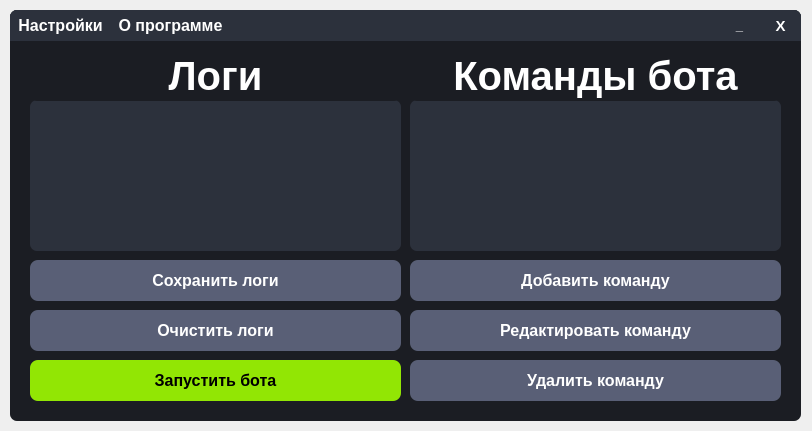
Old version of the form VK_Bot/Main_Window/main_window.ui in the repository otaboyevsardorbek1/VK-Bot-ru.
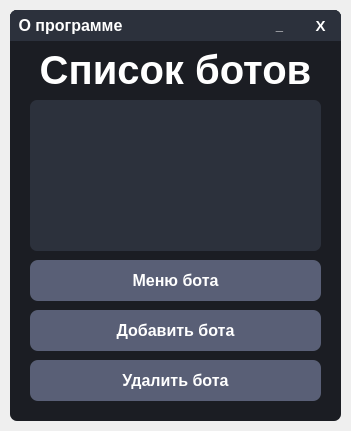
New version of the form.

The edit to the form file:
```diff
--- a/VK_Bot/Main_Window/main_window.ui
+++ b/VK_Bot/Main_Window/main_window.ui
@@ -6,7 +6,7 @@
    <rect>
     <x>0</x>
     <y>0</y>
-    <width>812</width>
+    <width>351</width>
     <height>431</height>
    </rect>
   </property>
@@ -19,7 +19,7 @@
      <rect>
       <x>10</x>
       <y>10</y>
-      <width>791</width>
+      <width>331</width>
       <height>411</height>
      </rect>
     </property>
@@ -156,7 +156,7 @@
       <rect>
        <x>0</x>
        <y>0</y>
-       <width>791</width>
+       <width>331</width>
        <height>31</height>
       </rect>
      </property>
@@ -176,7 +176,7 @@
      <widget class="QPushButton" name="CloseWindowButton">
       <property name="geometry">
        <rect>
-        <x>750</x>
+        <x>290</x>
         <y>0</y>
         <width>41</width>
         <height>31</height>
@@ -215,7 +215,7 @@
      <widget class="QPushButton" name="MinimizeWindowButton">
       <property name="geometry">
        <rect>
-        <x>709</x>
+        <x>249</x>
         <y>0</y>
         <width>41</width>
         <height>31</height>
@@ -254,48 +254,10 @@
        <bool>false</bool>
       </property>
      </widget>
-     <widget class="QPushButton" name="SettingsWindowButton">
-      <property name="geometry">
-       <rect>
-        <x>0</x>
-        <y>0</y>
-        <width>101</width>
-        <height>31</height>
-       </rect>
-      </property>
-      <property name="font">
-       <font>
-        <pointsize>12</pointsize>
-        <weight>75</weight>
-        <bold>true</bold>
-       </font>
-      </property>
-      <property name="cursor">
-       <cursorShape>PointingHandCursor</cursorShape>
-      </property>
-      <property name="styleSheet">
-       <string notr="true">QPushButton{
-	color: white;
-	border-top-left-radius: 7px;
-	background-color: #2C313C;
-}
-
-QPushButton:hover{
-	background-color: #45494D;
-}
-
-QPushButton:pressed{
-	background-color: #1B1D23;
-}</string>
-      </property>
-      <property name="text">
-       <string>Настройки</string>
-      </property>
-     </widget>
      <widget class="QPushButton" name="ProgramInfoWindowButton">
       <property name="geometry">
        <rect>
-        <x>100</x>
+        <x>0</x>
         <y>0</y>
         <width>121</width>
         <height>31</height>
@@ -314,7 +276,7 @@
       <property name="styleSheet">
        <string notr="true">QPushButton{
 	color: white;
-	border: none;
+	border-top-left-radius: 7px;
 	background-color: #2C313C;
 }
 
@@ -331,41 +293,45 @@
       </property>
      </widget>
     </widget>
-    <widget class="QPushButton" name="OnOrOffBotButton">
+    <widget class="QLabel" name="Label_1">
      <property name="geometry">
       <rect>
        <x>20</x>
-       <y>350</y>
-       <width>371</width>
-       <height>41</height>
+       <y>34</y>
+       <width>291</width>
+       <height>51</height>
       </rect>
      </property>
+     <property name="sizePolicy">
+      <sizepolicy hsizetype="Minimum" vsizetype="Fixed">
+       <horstretch>0</horstretch>
+       <verstretch>0</verstretch>
+      </sizepolicy>
+     </property>
      <property name="font">
       <font>
-       <pointsize>12</pointsize>
+       <pointsize>30</pointsize>
        <weight>75</weight>
+       <italic>false</italic>
        <bold>true</bold>
+       <underline>false</underline>
+       <strikeout>false</strikeout>
+       <kerning>true</kerning>
       </font>
      </property>
      <property name="cursor">
       <cursorShape>PointingHandCursor</cursorShape>
      </property>
      <property name="styleSheet">
-      <string notr="true">QPushButton{
-	border-radius: 8px;
-	background-color: #92E604;
-}
-
-QPushButton:hover{
-	background-color: #8BDC03;
-}
-
-QPushButton:pressed{
-	background-color: #7DC802;
+      <string notr="true">QLabel{
+	color: white;
 }</string>
      </property>
      <property name="text">
-      <string>Запустить бота</string>
+      <string>Список ботов</string>
+     </property>
+     <property name="alignment">
+      <set>Qt::AlignCenter</set>
      </property>
     </widget>
     <widget class="QListWidget" name="LogListWidget">
@@ -373,13 +339,13 @@
       <rect>
        <x>20</x>
        <y>90</y>
-       <width>371</width>
+       <width>291</width>
        <height>151</height>
       </rect>
      </property>
      <property name="font">
       <font>
-       <pointsize>9</pointsize>
+       <pointsize>14</pointsize>
        <weight>75</weight>
        <bold>true</bold>
       </font>
@@ -468,50 +434,12 @@
       <bool>false</bool>
      </property>
     </widget>
-    <widget class="QPushButton" name="SaveLogButton">
-     <property name="geometry">
-      <rect>
-       <x>20</x>
-       <y>250</y>
-       <width>371</width>
-       <height>41</height>
-      </rect>
-     </property>
-     <property name="font">
-      <font>
-       <pointsize>12</pointsize>
-       <weight>75</weight>
-       <bold>true</bold>
-      </font>
-     </property>
-     <property name="cursor">
-      <cursorShape>PointingHandCursor</cursorShape>
-     </property>
-     <property name="styleSheet">
-      <string notr="true">QPushButton{
-	color: white;
-	border-radius: 8px;
-	background-color: #595F76;
-}
-
-QPushButton:hover{
-	background-color: #50566E;
-}
-
-QPushButton:pressed{
-	background-color: #434965;
-}</string>
-     </property>
-     <property name="text">
-      <string>Сохранить логи</string>
-     </property>
-    </widget>
-    <widget class="QPushButton" name="ClearLogButton">
+    <widget class="QPushButton" name="AddUserBotButton">
      <property name="geometry">
       <rect>
        <x>20</x>
        <y>300</y>
-       <width>371</width>
+       <width>291</width>
        <height>41</height>
       </rect>
      </property>
@@ -541,113 +469,15 @@
 }</string>
      </property>
      <property name="text">
-      <string>Очистить логи</string>
+      <string>Добавить бота</string>
      </property>
     </widget>
-    <widget class="QListWidget" name="UserCommandsListWidget">
+    <widget class="QPushButton" name="DeleteUserBotButton">
      <property name="geometry">
       <rect>
-       <x>400</x>
-       <y>90</y>
-       <width>371</width>
-       <height>151</height>
-      </rect>
-     </property>
-     <property name="font">
-      <font>
-       <pointsize>13</pointsize>
-       <weight>75</weight>
-       <bold>true</bold>
-      </font>
-     </property>
-     <property name="tabletTracking">
-      <bool>false</bool>
-     </property>
-     <property name="autoFillBackground">
-      <bool>false</bool>
-     </property>
-     <property name="styleSheet">
-      <string notr="true">color: white;
-border-radius: 7px;
-background-color: #2C313C;
-</string>
-     </property>
-     <property name="frameShape">
-      <enum>QFrame::StyledPanel</enum>
-     </property>
-     <property name="frameShadow">
-      <enum>QFrame::Sunken</enum>
-     </property>
-     <property name="lineWidth">
-      <number>1</number>
-     </property>
-     <property name="verticalScrollBarPolicy">
-      <enum>Qt::ScrollBarAsNeeded</enum>
-     </property>
-     <property name="horizontalScrollBarPolicy">
-      <enum>Qt::ScrollBarAsNeeded</enum>
-     </property>
-     <property name="sizeAdjustPolicy">
-      <enum>QAbstractScrollArea::AdjustIgnored</enum>
-     </property>
-     <property name="autoScroll">
-      <bool>true</bool>
-     </property>
-     <property name="tabKeyNavigation">
-      <bool>false</bool>
-     </property>
-     <property name="showDropIndicator" stdset="0">
-      <bool>true</bool>
-     </property>
-     <property name="dragDropOverwriteMode">
-      <bool>false</bool>
-     </property>
-     <property name="alternatingRowColors">
-      <bool>false</bool>
-     </property>
-     <property name="verticalScrollMode">
-      <enum>QAbstractItemView::ScrollPerItem</enum>
-     </property>
-     <property name="horizontalScrollMode">
-      <enum>QAbstractItemView::ScrollPerItem</enum>
-     </property>
-     <property name="movement">
-      <enum>QListView::Static</enum>
-     </property>
-     <property name="flow">
-      <enum>QListView::TopToBottom</enum>
-     </property>
-     <property name="isWrapping" stdset="0">
-      <bool>false</bool>
-     </property>
-     <property name="resizeMode">
-      <enum>QListView::Fixed</enum>
-     </property>
-     <property name="layoutMode">
-      <enum>QListView::SinglePass</enum>
-     </property>
-     <property name="viewMode">
-      <enum>QListView::ListMode</enum>
-     </property>
-     <property name="uniformItemSizes">
-      <bool>false</bool>
-     </property>
-     <property name="wordWrap">
-      <bool>false</bool>
-     </property>
-     <property name="selectionRectVisible">
-      <bool>false</bool>
-     </property>
-     <property name="sortingEnabled">
-      <bool>false</bool>
-     </property>
-    </widget>
-    <widget class="QPushButton" name="DeleteUserCommandButton">
-     <property name="geometry">
-      <rect>
-       <x>400</x>
+       <x>20</x>
        <y>350</y>
-       <width>371</width>
+       <width>291</width>
        <height>41</height>
       </rect>
      </property>
@@ -677,159 +507,45 @@
 }</string>
      </property>
      <property name="text">
-      <string>Удалить команду</string>
+      <string>Удалить бота</string>
      </property>
     </widget>
-    <widget class="QPushButton" name="AddUserCommandButton">
-     <property name="geometry">
-      <rect>
-       <x>400</x>
-       <y>250</y>
-       <width>371</width>
-       <height>41</height>
-      </rect>
-     </property>
-     <property name="font">
-      <font>
-       <pointsize>12</pointsize>
-       <weight>75</weight>
-       <bold>true</bold>
-      </font>
-     </property>
-     <property name="cursor">
-      <cursorShape>PointingHandCursor</cursorShape>
-     </property>
-     <property name="styleSheet">
-      <string notr="true">QPushButton{
-	color: white;
-	border-radius: 8px;
-	background-color: #595F76;
-}
-
-QPushButton:hover{
-	background-color: #50566E;
-}
-
-QPushButton:pressed{
-	background-color: #434965;
-}</string>
-     </property>
-     <property name="text">
-      <string>Добавить команду</string>
-     </property>
-    </widget>
-    <widget class="QPushButton" name="EditUserCommandButton">
-     <property name="geometry">
-      <rect>
-       <x>400</x>
-       <y>300</y>
-       <width>371</width>
-       <height>41</height>
-      </rect>
-     </property>
-     <property name="font">
-      <font>
-       <pointsize>12</pointsize>
-       <weight>75</weight>
-       <bold>true</bold>
-      </font>
-     </property>
-     <property name="cursor">
-      <cursorShape>PointingHandCursor</cursorShape>
-     </property>
-     <property name="styleSheet">
-      <string notr="true">QPushButton{
-	color: white;
-	border-radius: 8px;
-	background-color: #595F76;
-}
-
-QPushButton:hover{
-	background-color: #50566E;
-}
-
-QPushButton:pressed{
-	background-color: #434965;
-}</string>
-     </property>
-     <property name="text">
-      <string>Редактировать команду</string>
-     </property>
-    </widget>
-    <widget class="QLabel" name="Label">
+    <widget class="QPushButton" name="UserBotMenuButton">
      <property name="geometry">
       <rect>
        <x>20</x>
-       <y>40</y>
-       <width>371</width>
-       <height>51</height>
+       <y>250</y>
+       <width>291</width>
+       <height>41</height>
       </rect>
      </property>
-     <property name="sizePolicy">
-      <sizepolicy hsizetype="Minimum" vsizetype="Fixed">
-       <horstretch>0</horstretch>
-       <verstretch>0</verstretch>
-      </sizepolicy>
-     </property>
      <property name="font">
       <font>
-       <pointsize>30</pointsize>
+       <pointsize>12</pointsize>
        <weight>75</weight>
-       <italic>false</italic>
        <bold>true</bold>
-       <underline>false</underline>
-       <strikeout>false</strikeout>
-       <kerning>true</kerning>
       </font>
      </property>
-     <property name="styleSheet">
-      <string notr="true">QLabel{
-	color: white;
-}</string>
+     <property name="cursor">
+      <cursorShape>PointingHandCursor</cursorShape>
      </property>
-     <property name="text">
-      <string>Логи</string>
-     </property>
-     <property name="alignment">
-      <set>Qt::AlignCenter</set>
-     </property>
-    </widget>
-    <widget class="QLabel" name="Label_2">
-     <property name="geometry">
-      <rect>
-       <x>400</x>
-       <y>40</y>
-       <width>371</width>
-       <height>51</height>
-      </rect>
-     </property>
-     <property name="sizePolicy">
-      <sizepolicy hsizetype="Minimum" vsizetype="Fixed">
-       <horstretch>0</horstretch>
-       <verstretch>0</verstretch>
-      </sizepolicy>
-     </property>
-     <property name="font">
-      <font>
-       <pointsize>30</pointsize>
-       <weight>75</weight>
-       <italic>false</italic>
-       <bold>true</bold>
-       <underline>false</underline>
-       <strikeout>false</strikeout>
-       <kerning>true</kerning>
-      </font>
-     </property>
      <property name="styleSheet">
-      <string notr="true">QLabel{
+      <string notr="true">QPushButton{
 	color: white;
+	border-radius: 8px;
+	background-color: #595F76;
+}
+
+QPushButton:hover{
+	background-color: #50566E;
+}
+
+QPushButton:pressed{
+	background-color: #434965;
 }</string>
      </property>
      <property name="text">
-      <string>Команды бота</string>
-     </property>
-     <property name="alignment">
-      <set>Qt::AlignCenter</set>
+      <string>Меню бота</string>
      </property>
     </widget>
    </widget>
```
Left out of the diff: 5 changed lines with no effect on the pictures.
